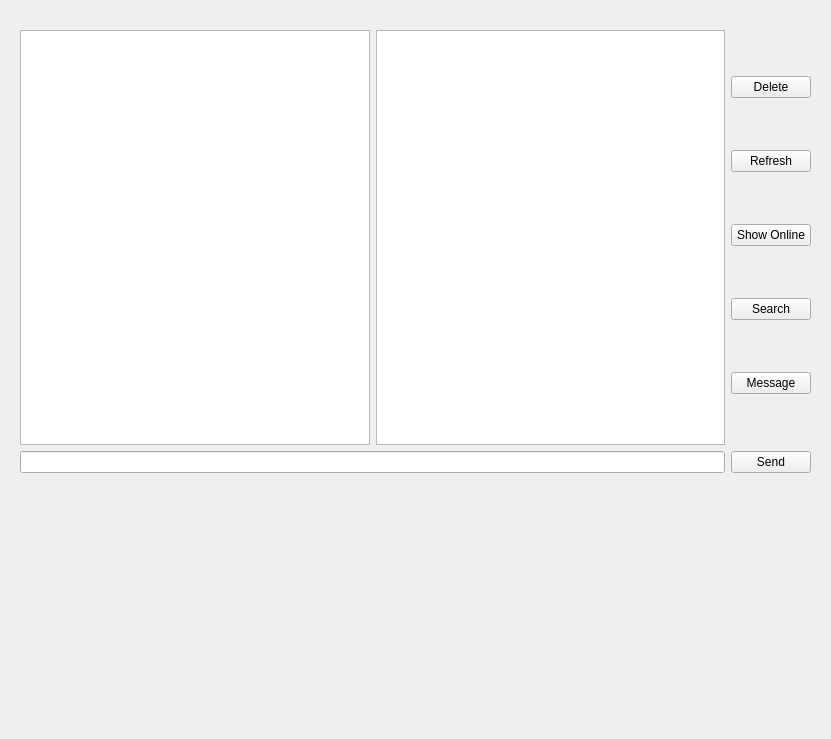
This is CloudClient/friend.ui in eugenesujing/cloud-drive as Qt 5 draws it before an edit. The edited form follows.
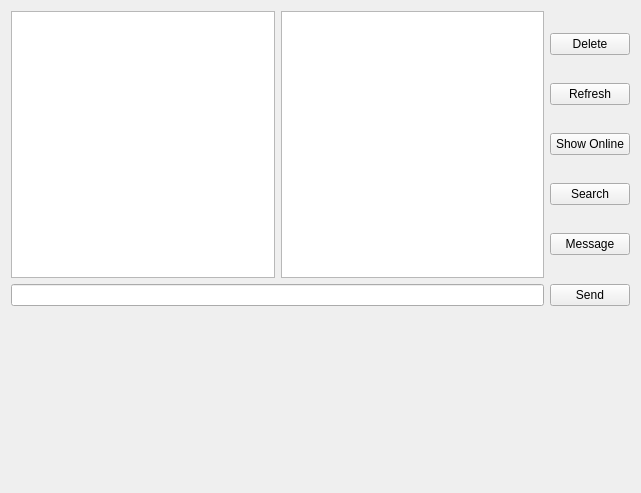
This is the edited form. Custom widgets are drawn as their Qt base class.

Commit message: add online search function

Diff of the .ui file:
```diff
--- a/CloudClient/friend.ui
+++ b/CloudClient/friend.ui
@@ -6,24 +6,47 @@
    <rect>
     <x>0</x>
     <y>0</y>
-    <width>831</width>
-    <height>739</height>
+    <width>641</width>
+    <height>493</height>
    </rect>
   </property>
   <property name="windowTitle">
    <string>Form</string>
   </property>
-  <widget class="QWidget" name="">
-   <property name="geometry">
-    <rect>
-     <x>20</x>
-     <y>30</y>
-     <width>791</width>
-     <height>681</height>
-    </rect>
-   </property>
-   <layout class="QVBoxLayout" name="verticalLayout">
+  <layout class="QGridLayout" name="gridLayout_2">
+   <item row="0" column="0">
+    <layout class="QGridLayout" name="gridLayout" rowstretch="0,0,0">
+     <item row="2" column="0">
+      <widget class="Online" name="onlineFriend" native="true">
+       <property name="sizePolicy">
+        <sizepolicy hsizetype="Preferred" vsizetype="Minimum">
+         <horstretch>0</horstretch>
+         <verstretch>0</verstretch>
+        </sizepolicy>
+       </property>
+       <property name="minimumSize">
+        <size>
+         <width>570</width>
+         <height>170</height>
+        </size>
+       </property>
+      </widget>
+     </item>
+     <item row="1" column="0">
+      <layout class="QHBoxLayout" name="msgHBL">
     <item>
+        <widget class="QLineEdit" name="lineEdit"/>
+       </item>
+       <item>
+        <widget class="QPushButton" name="sendButton">
+         <property name="text">
+          <string>Send</string>
+         </property>
+        </widget>
+       </item>
+      </layout>
+     </item>
+     <item row="0" column="0">
      <layout class="QHBoxLayout" name="topHBL">
       <item>
        <widget class="QTextEdit" name="textEdit"/>
@@ -72,38 +95,9 @@
       </item>
      </layout>
     </item>
-    <item>
-     <layout class="QHBoxLayout" name="msgHBL">
-      <item>
-       <widget class="QLineEdit" name="lineEdit"/>
-      </item>
-      <item>
-       <widget class="QPushButton" name="sendButton">
-        <property name="text">
-         <string>Send</string>
-        </property>
-       </widget>
-      </item>
-     </layout>
-    </item>
-    <item>
-     <widget class="Online" name="onlineFriend" native="true">
-      <property name="sizePolicy">
-       <sizepolicy hsizetype="Preferred" vsizetype="Minimum">
-        <horstretch>0</horstretch>
-        <verstretch>0</verstretch>
-       </sizepolicy>
-      </property>
-      <property name="minimumSize">
-       <size>
-        <width>570</width>
-        <height>232</height>
-       </size>
-      </property>
-     </widget>
-    </item>
-   </layout>
-  </widget>
+    </layout>
+   </item>
+  </layout>
  </widget>
  <customwidgets>
   <customwidget>
```
Lines whose indentation alone changed are shown as unchanged. The commit also changes 16 other files.
